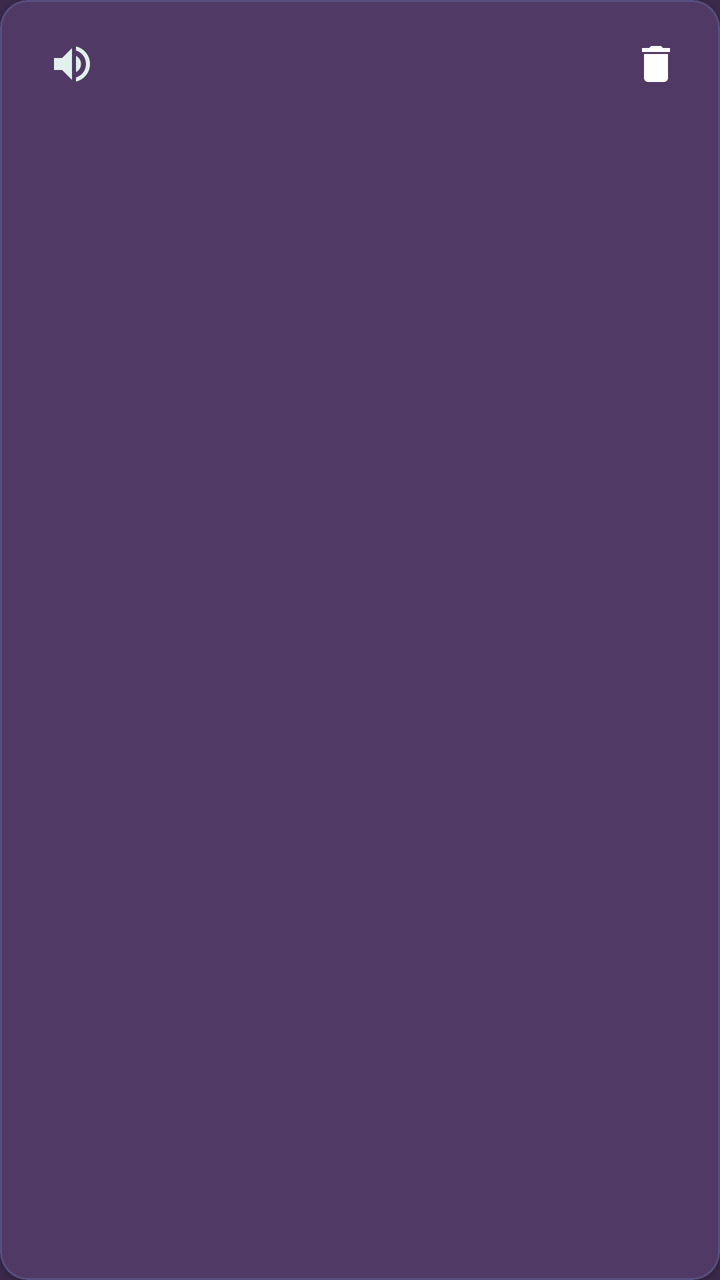
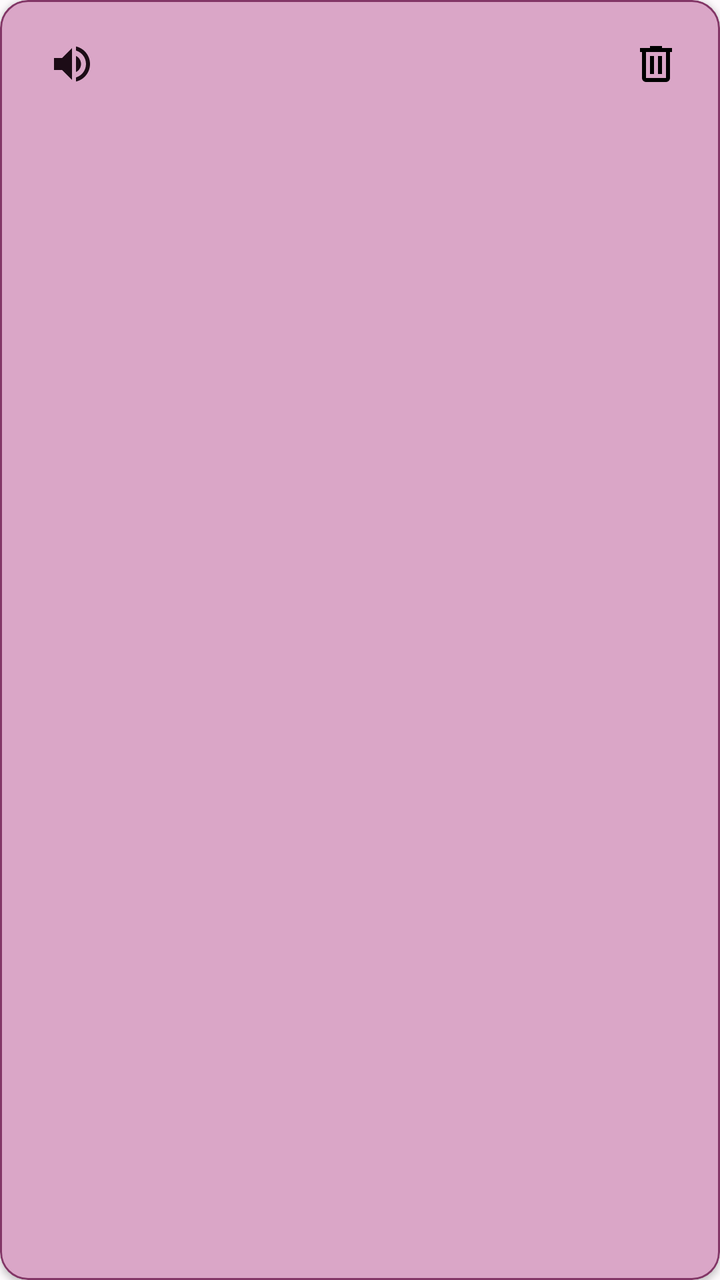

Before-and-after screenshots of an Android layout around one commit, followed by the original layout XML and the change that was made.
<!-- AndroidManifest.xml: application theme Theme.EpubReader -->
<!-- res/layout/item_vocabulary_word_default.xml -->
<?xml version="1.0" encoding="utf-8"?>
<com.google.android.material.card.MaterialCardView xmlns:android="http://schemas.android.com/apk/res/android"
    xmlns:app="http://schemas.android.com/apk/res-auto"
    android:layout_width="match_parent"
    android:layout_height="wrap_content"
    android:layout_marginBottom="12dp"
    app:cardBackgroundColor="@color/dark_surface"
    app:cardCornerRadius="14dp"
    app:cardElevation="2dp"
    app:strokeColor="@color/dark_border"
    app:strokeWidth="1dp">

    <LinearLayout
        android:layout_width="match_parent"
        android:layout_height="wrap_content"
        android:baselineAligned="false"
        android:orientation="vertical"
        android:padding="16dp">

        
        <LinearLayout
            android:layout_width="match_parent"
            android:layout_height="wrap_content"
            android:baselineAligned="false"
            android:gravity="center_vertical"
            android:orientation="horizontal">

            
            <LinearLayout
                android:layout_width="0dp"
                android:layout_height="wrap_content"
                android:layout_weight="1"
                android:baselineAligned="false"
                android:gravity="center_vertical"
                android:orientation="horizontal">

                <TextView
                    android:id="@+id/vocabWordText"
                    android:layout_width="wrap_content"
                    android:layout_height="wrap_content"
                    android:textColor="@color/white"
                    android:textSize="17sp"
                    android:textStyle="bold" />

                <TextView
                    android:id="@+id/vocabPosBadge"
                    android:layout_width="wrap_content"
                    android:layout_height="wrap_content"
                    android:layout_marginStart="8dp"
                    android:background="@drawable/oval_rounded_bg"
                    android:paddingHorizontal="8dp"
                    android:paddingVertical="3dp"
                    android:textColor="@color/accent_pop"
                    android:textSize="12sp"
                    android:textStyle="bold|italic"
                    android:visibility="gone" />

                <ImageButton
                    android:id="@+id/vocabAudioBtn"
                    android:layout_width="32dp"
                    android:layout_height="32dp"
                    android:layout_marginStart="4dp"
                    android:background="@drawable/item_background_borderless_material"
                    android:contentDescription="@string/tts_play"
                    android:padding="6dp"
                    android:src="@drawable/ic_volume"
                    app:tint="@color/palette_mint" />
            </LinearLayout>

            
            <ImageButton
                android:id="@+id/vocabDeleteBtn"
                android:layout_width="32dp"
                android:layout_height="32dp"
                android:background="@drawable/item_background_borderless_material"
                android:contentDescription="@string/vocabulary_delete_word"
                android:padding="6dp"
                android:src="@drawable/ic_delete" />
        </LinearLayout>

        
        <TextView
            android:id="@+id/vocabDefinitionText"
            android:layout_width="match_parent"
            android:layout_height="wrap_content"
            android:layout_marginTop="8dp"
            android:maxLines="4"
            android:textColor="@color/dark_text"
            android:textSize="14sp" />

        
        <TextView
            android:id="@+id/vocabQuoteText"
            android:layout_width="match_parent"
            android:layout_height="wrap_content"
            android:layout_marginTop="8dp"
            android:textColor="@color/palette_mint"
            android:textSize="13sp"
            android:textStyle="italic"
            android:layout_marginStart="8dp"
            android:layout_marginEnd="8dp"
            android:visibility="gone" />

        
        <TextView
            android:id="@+id/vocabSourceText"
            android:layout_width="match_parent"
            android:layout_height="wrap_content"
            android:layout_marginTop="6dp"
            android:textColor="@color/dark_text_muted"
            android:textSize="12sp"
            android:visibility="gone" />

    </LinearLayout>
</com.google.android.material.card.MaterialCardView>
<!-- resources referenced by this layout -->
<resources>
  <color name="accent_pop">@color/palette_violet</color>
  <color name="dark_border">@color/palette_purple</color>
  <color name="dark_surface">@color/palette_plum</color>
  <color name="dark_text">@color/palette_mint</color>
  <color name="dark_text_muted">@color/palette_slate</color>
  <color name="palette_mint">#E0F0EA</color>
  <color name="white">#FFFFFF</color>
  <!-- drawable ic_delete (drawable) -->
  <?xml version="1.0" encoding="utf-8"?>
  <vector xmlns:android="http://schemas.android.com/apk/res/android"
      android:width="24dp" android:height="24dp"
      android:viewportWidth="24" android:viewportHeight="24">
      <path android:fillColor="@android:color/white" android:pathData="M6 19c0 1.1.9 2 2 2h8c1.1 0 2-.9 2-2V7H6v12zM19 4h-3.5l-1-1h-5l-1 1H5v2h14V4z" />
  </vector>
  <!-- drawable ic_volume (drawable) -->
  <vector xmlns:android="http://schemas.android.com/apk/res/android" android:width="24dp" android:height="24dp" android:viewportWidth="24" android:viewportHeight="24"><path android:fillColor="#FFFFFFFF" android:pathData="M3,9v6h4l5,5V4L7,9H3zM16.5,12c0,-1.77 -1,-3.29 -2.5,-4.03v8.05c1.5,-0.73 2.5,-2.25 2.5,-4.02zM14,3.23v2.06c2.89,0.86 5,3.54 5,6.71s-2.11,5.85 -5,6.71v2.06c4.01,-0.91 7,-4.49 7,-8.77s-2.99,-7.86 -7,-8.77z"/></vector>
  <!-- drawable oval_rounded_bg (drawable) -->
  <?xml version="1.0" encoding="utf-8"?>
  <shape xmlns:android="http://schemas.android.com/apk/res/android"
      android:shape="rectangle">
      <solid
          android:color="@color/palette_mint" />
      <corners android:radius="999dp" />
  </shape>
  <style name="Theme.EpubReader" parent="Theme.MaterialComponents.DayNight.NoActionBar">
          <item name="android:windowBackground">@color/dark_bg</item>
          <item name="android:statusBarColor">@color/black</item>
          <item name="android:navigationBarColor">@color/black</item>
          <item name="android:windowLightStatusBar">false</item>
          <item name="android:windowLightNavigationBar" tools:targetApi="o_mr1">false</item>
          <item name="colorPrimary">@color/accent</item>
          <item name="colorPrimaryVariant">@color/accent_dark</item>
          <item name="colorOnPrimary">@color/white</item>
          <item name="colorSecondary">@color/secondary</item>
          <item name="colorOnSecondary">@color/white</item>
          <item name="android:colorBackground">@color/dark_bg</item>
          <item name="colorSurface">@color/dark_surface</item>
          <item name="colorOnSurface">@color/dark_text</item>
          <item name="android:textColorPrimary">@color/dark_text</item>
          <item name="android:textColorSecondary">@color/dark_text_muted</item>
          <item name="colorControlNormal">@color/white</item>
          <item name="toolbarStyle">@style/Widget.EpubReader.Toolbar</item>
          <item name="drawerArrowStyle">@style/Widget.EpubReader.DrawerArrowToggle</item>
      </style>
  <color name="palette_violet">#B388FF</color>
  <color name="palette_purple">#574F7D</color>
  <color name="palette_plum">#503A65</color>
  <color name="palette_slate">#95ADBE</color>
  <color name="dark_bg">@color/palette_eggplant</color>
  <color name="black">#000000</color>
  <color name="accent">@color/palette_plum</color>
  <color name="accent_dark">@color/palette_purple</color>
  <color name="secondary">@color/palette_slate</color>
  <style name="Widget.EpubReader.Toolbar" parent="Widget.MaterialComponents.Toolbar">
          <item name="titleTextColor">?android:textColorPrimary</item>
          <item name="subtitleTextColor">?android:textColorSecondary</item>
          <item name="navigationIconTint">?android:textColorPrimary</item>
          <item name="actionMenuTextColor">?android:textColorPrimary</item>
      </style>
  <style name="Widget.EpubReader.DrawerArrowToggle" parent="Widget.AppCompat.DrawerArrowToggle">
          <item name="color">?android:textColorPrimary</item>
      </style>
  <color name="palette_eggplant">#3C2A4D</color>
  <!-- unchanged entries left out for length: 3 -->
</resources>

<!-- the commit's change to res/layout/item_vocabulary_word_default.xml (unified diff, before → after) -->
@@ -4,10 +4,10 @@
     android:layout_width="match_parent"
     android:layout_height="wrap_content"
     android:layout_marginBottom="12dp"
-    app:cardBackgroundColor="@color/dark_surface"
+    app:cardBackgroundColor="@color/palette_plum"
     app:cardCornerRadius="14dp"
     app:cardElevation="2dp"
-    app:strokeColor="@color/dark_border"
+    app:strokeColor="@color/palette_purple"
     app:strokeWidth="1dp">
 
     <LinearLayout
@@ -38,7 +38,7 @@
                     android:id="@+id/vocabWordText"
                     android:layout_width="wrap_content"
                     android:layout_height="wrap_content"
-                    android:textColor="@color/white"
+                    android:textColor="@color/palette_mint"
                     android:textSize="17sp"
                     android:textStyle="bold" />
 
@@ -50,7 +50,7 @@
                     android:background="@drawable/oval_rounded_bg"
                     android:paddingHorizontal="8dp"
                     android:paddingVertical="3dp"
-                    android:textColor="@color/accent_pop"
+                    android:textColor="@color/palette_violet"
                     android:textSize="12sp"
                     android:textStyle="bold|italic"
                     android:visibility="gone" />
@@ -85,7 +85,7 @@
             android:layout_height="wrap_content"
             android:layout_marginTop="8dp"
             android:maxLines="4"
-            android:textColor="@color/dark_text"
+            android:textColor="@color/palette_mint"
             android:textSize="14sp" />
 
         
@@ -107,7 +107,7 @@
             android:layout_width="match_parent"
             android:layout_height="wrap_content"
             android:layout_marginTop="6dp"
-            android:textColor="@color/dark_text_muted"
+            android:textColor="@color/palette_slate"
             android:textSize="12sp"
             android:visibility="gone" />
 
<!-- resource entries referenced after the edit -->
@@ -1,68 +1,72 @@
 <!-- resources referenced by this layout -->
 <resources>
-  <color name="accent_pop">@color/palette_violet</color>
-  <color name="dark_border">@color/palette_purple</color>
-  <color name="dark_surface">@color/palette_plum</color>
-  <color name="dark_text">@color/palette_mint</color>
-  <color name="dark_text_muted">@color/palette_slate</color>
-  <color name="palette_mint">#E0F0EA</color>
-  <color name="white">#FFFFFF</color>
+  <color name="palette_mint">@color/palette_china</color>
+  <color name="white">#000000</color>
   <!-- drawable ic_delete (drawable) -->
   <?xml version="1.0" encoding="utf-8"?>
   <vector xmlns:android="http://schemas.android.com/apk/res/android"
       android:width="24dp" android:height="24dp"
       android:viewportWidth="24" android:viewportHeight="24">
-      <path android:fillColor="@android:color/white" android:pathData="M6 19c0 1.1.9 2 2 2h8c1.1 0 2-.9 2-2V7H6v12zM19 4h-3.5l-1-1h-5l-1 1H5v2h14V4z" />
+      <path
+          android:fillColor="@color/white"
+          android:pathData="M 7,21 q -0.825,0 -1.4125,-0.5875 T 5,19 v -13 h -1 v -2 h 5 v -1 h 6 v 1 h 5 v 2 h -1 v 13 q 0,0.825 -0.5875,1.4125 T 17,21 H 7 Z m 10,-15 H 7 v 13 h 10 v -13 Z M 9,17 h 2 v -9 h -2 v 9 Z m 4,0 h 2 v -9 h -2 v 9 Z M 7,6 v 13 -13 Z" />
+  
   </vector>
   <!-- drawable ic_volume (drawable) -->
-  <vector xmlns:android="http://schemas.android.com/apk/res/android" android:width="24dp" android:height="24dp" android:viewportWidth="24" android:viewportHeight="24"><path android:fillColor="#FFFFFFFF" android:pathData="M3,9v6h4l5,5V4L7,9H3zM16.5,12c0,-1.77 -1,-3.29 -2.5,-4.03v8.05c1.5,-0.73 2.5,-2.25 2.5,-4.02zM14,3.23v2.06c2.89,0.86 5,3.54 5,6.71s-2.11,5.85 -5,6.71v2.06c4.01,-0.91 7,-4.49 7,-8.77s-2.99,-7.86 -7,-8.77z"/></vector>
+  <vector xmlns:android="http://schemas.android.com/apk/res/android" android:width="24dp" android:height="24dp" android:viewportWidth="24" android:viewportHeight="24"><path android:fillColor="@color/white" android:pathData="M3,9v6h4l5,5V4L7,9H3zM16.5,12c0,-1.77 -1,-3.29 -2.5,-4.03v8.05c1.5,-0.73 2.5,-2.25 2.5,-4.02zM14,3.23v2.06c2.89,0.86 5,3.54 5,6.71s-2.11,5.85 -5,6.71v2.06c4.01,-0.91 7,-4.49 7,-8.77s-2.99,-7.86 -7,-8.77z"/></vector>
   <!-- drawable oval_rounded_bg (drawable) -->
   <?xml version="1.0" encoding="utf-8"?>
   <shape xmlns:android="http://schemas.android.com/apk/res/android"
       android:shape="rectangle">
       <solid
-          android:color="@color/palette_mint" />
+          android:color="@color/palette_eggplant" />
       <corners android:radius="999dp" />
   </shape>
   <style name="Theme.EpubReader" parent="Theme.MaterialComponents.DayNight.NoActionBar">
-          <item name="android:windowBackground">@color/dark_bg</item>
+          <item name="android:windowBackground">@color/palette_eggplant</item>
           <item name="android:statusBarColor">@color/black</item>
           <item name="android:navigationBarColor">@color/black</item>
           <item name="android:windowLightStatusBar">false</item>
           <item name="android:windowLightNavigationBar" tools:targetApi="o_mr1">false</item>
-          <item name="colorPrimary">@color/accent</item>
-          <item name="colorPrimaryVariant">@color/accent_dark</item>
+          <item name="android:windowNoTitle">true</item>
+          <item name="android:windowContentOverlay">@null</item>
+          <item name="android:enforceStatusBarContrast" tools:targetApi="q">false</item>
+          <item name="android:enforceNavigationBarContrast" tools:targetApi="q">false</item>
+          <item name="colorPrimary">@color/palette_plum</item>
+          <item name="colorPrimaryVariant">@color/palette_purple</item>
           <item name="colorOnPrimary">@color/white</item>
-          <item name="colorSecondary">@color/secondary</item>
+          <item name="colorSecondary">@color/palette_slate</item>
           <item name="colorOnSecondary">@color/white</item>
-          <item name="android:colorBackground">@color/dark_bg</item>
-          <item name="colorSurface">@color/dark_surface</item>
-          <item name="colorOnSurface">@color/dark_text</item>
-          <item name="android:textColorPrimary">@color/dark_text</item>
-          <item name="android:textColorSecondary">@color/dark_text_muted</item>
+          <item name="android:colorBackground">@color/palette_eggplant</item>
+          <item name="colorSurface">@color/palette_plum</item>
+          <item name="colorOnSurface">@color/palette_mint</item>
+          <item name="android:textColorPrimary">@color/palette_mint</item>
+          <item name="android:textColorSecondary">@color/palette_slate</item>
           <item name="colorControlNormal">@color/white</item>
           <item name="toolbarStyle">@style/Widget.EpubReader.Toolbar</item>
           <item name="drawerArrowStyle">@style/Widget.EpubReader.DrawerArrowToggle</item>
       </style>
-  <color name="palette_violet">#B388FF</color>
-  <color name="palette_purple">#574F7D</color>
-  <color name="palette_plum">#503A65</color>
-  <color name="palette_slate">#95ADBE</color>
-  <color name="dark_bg">@color/palette_eggplant</color>
-  <color name="black">#000000</color>
-  <color name="accent">@color/palette_plum</color>
-  <color name="accent_dark">@color/palette_purple</color>
-  <color name="secondary">@color/palette_slate</color>
+  <color name="palette_china">#1c0c16</color>
+  <color name="palette_copper_rose">#daa6c7</color>
+  <color name="palette_rose_water">#823666</color>
+  <color name="palette_dusty_rose">#4f213e</color>
+  <color name="palette_blush_mauve">#b54c8e</color>
+  <color name="palette_violet">@color/palette_blush_mauve</color>
+  <color name="palette_purple">@color/palette_rose_water</color>
+  <color name="palette_plum">@color/palette_copper_rose</color>
+  <color name="palette_slate">@color/palette_dusty_rose</color>
+  <color name="black">#FFFFFF</color>
   <style name="Widget.EpubReader.Toolbar" parent="Widget.MaterialComponents.Toolbar">
-          <item name="titleTextColor">?android:textColorPrimary</item>
-          <item name="subtitleTextColor">?android:textColorSecondary</item>
-          <item name="navigationIconTint">?android:textColorPrimary</item>
-          <item name="actionMenuTextColor">?android:textColorPrimary</item>
+          <item name="titleTextColor">@color/palette_mint</item>
+          <item name="subtitleTextColor">@color/palette_slate</item>
+          <item name="navigationIconTint">@color/palette_mint</item>
+          <item name="actionMenuTextColor">@color/palette_mint</item>
       </style>
   <style name="Widget.EpubReader.DrawerArrowToggle" parent="Widget.AppCompat.DrawerArrowToggle">
-          <item name="color">?android:textColorPrimary</item>
+          <item name="color">@color/palette_mint</item>
       </style>
-  <color name="palette_eggplant">#3C2A4D</color>
+  <color name="palette_plum_wine">#fdfafc</color>
+  <color name="palette_eggplant">@color/palette_plum_wine</color>
   <!-- unchanged entries left out for length: 3 -->
 </resources>
 
